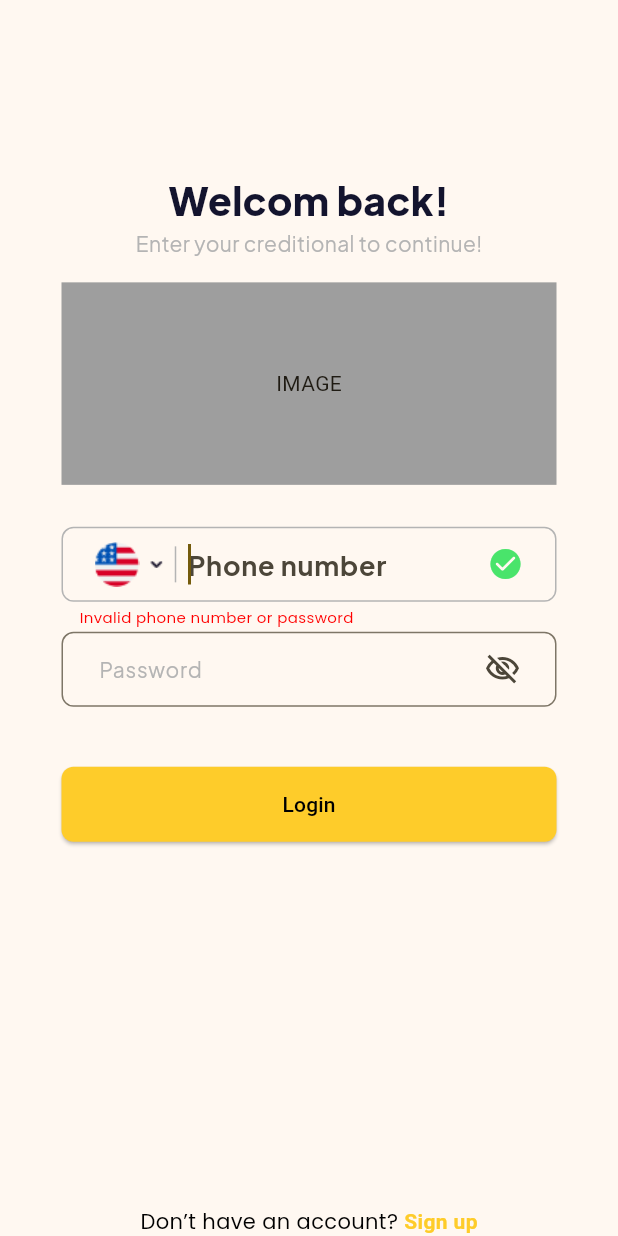
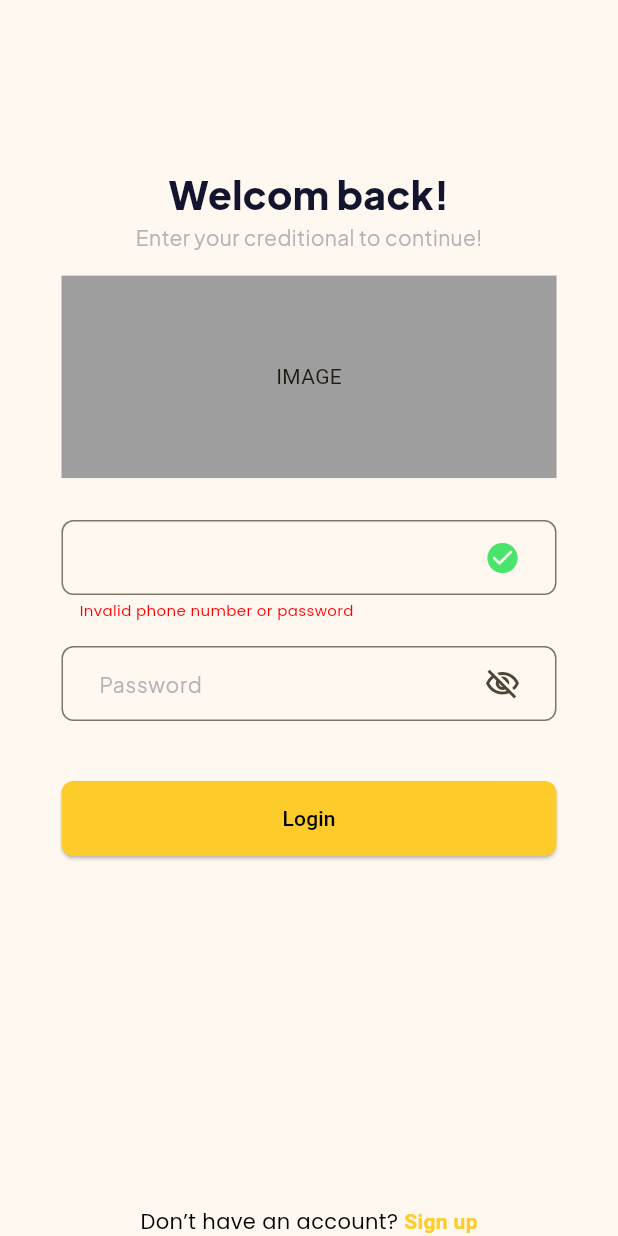
Before and after one commit to quiest2000/ride-book-app, a Flutter app: the screen it shows after launch, on a phone screen of 412 x 824 dp. Run offline on Flutter 3.47's test engine with Material 3 defaults, Android fonts, the phone set to English and light mode, and no system bars; our stand-ins replace flutter_svg, lottie.

Commit message:
refactor: extract input_field 2

```diff
--- a/lib/input_field.dart
+++ b/lib/input_field.dart
@@ -3,13 +3,13 @@ import 'package:flutter/material.dart';
 class InputField extends StatelessWidget {
   const InputField({
     super.key,
-    required this.iconData,
+    required this.icon,
     required this.isShowPassword,
     required this.onIconPressed,
     required this.labelText,
   });
 
-  final IconData iconData;
+  final Icon icon;
   final bool isShowPassword;
   final String labelText;
 
@@ -44,7 +44,7 @@ class InputField extends StatelessWidget {
         suffixIcon: Padding(
           padding: const EdgeInsets.only(right: 12, top: 5, bottom: 5),
           child: IconButton(
-            icon: Icon(iconData),
+            icon: icon,
             onPressed: onIconPressed,
           ),
         ),
--- a/lib/login_page.dart
+++ b/lib/login_page.dart
@@ -55,6 +55,9 @@ class _LoginPageState extends State<LoginPage> {
                 height: 28,
               ),
               const PhoneSection(),
+              const SizedBox(
+                height: 14,
+              ),
               const PasswordSection(),
               const SizedBox(
                 height: 40,
@@ -88,6 +91,7 @@ class _LoginPageState extends State<LoginPage> {
     );
   }
 }
+
 class SignupSection extends StatelessWidget {
   const SignupSection({super.key});
 
--- a/lib/password_section.dart
+++ b/lib/password_section.dart
@@ -19,7 +19,7 @@ class _PasswordSectionState extends State<PasswordSection> {
       width: 330,
       height: 50,
       child: InputField(
-        iconData: iconData,
+        icon: Icon(iconData),
         isShowPassword: isShowPassword,
         labelText: 'Password',
         onIconPressed: () {
--- a/lib/phone_section.dart
+++ b/lib/phone_section.dart
@@ -1,4 +1,5 @@
 import 'package:flutter/material.dart';
+import 'package:ride_book_app/input_field.dart';
 
 class PhoneSection extends StatelessWidget {
   const PhoneSection({super.key});
@@ -9,61 +10,23 @@ class PhoneSection extends StatelessWidget {
     const double errorTextSize = 10;
     const double errorTextHeigh = 2;
 
-    return Column(
+    return const Column(
       crossAxisAlignment: CrossAxisAlignment.start,
       children: [
-        Container(
+        SizedBox(
           width: 330,
           height: 50,
-          decoration: BoxDecoration(
-            borderRadius: BorderRadius.circular(8),
-            border: Border.all(
-              color: const Color(0xffb4b4b4),
+          child: InputField(
+            icon: Icon(
+              Icons.check_circle_rounded,
+              color: Color(0xff49E46B),
             ),
-          ),
-          child: Padding(
-            padding: const EdgeInsets.only(left: 21, right: 21),
-            child: Row(
-              mainAxisAlignment: MainAxisAlignment.start,
-              children: [
-                Image.asset('assets/united-states.png', width: 30, height: 30),
-                const SizedBox(width: spaceSize),
-                Image.asset(
-                  'assets/arrow-down.png',
-                ),
-                const SizedBox(width: spaceSize),
-                const VerticalDivider(
-                  color: Color(0xffb4b4b4),
-                  width: 2,
-                  indent: 12,
-                  endIndent: 12,
-                ),
-                const SizedBox(width: spaceSize),
-                Expanded(
-                  child: TextField(
-                    autofocus: true,
-                    controller: TextEditingController(),
-                    decoration: const InputDecoration(
-                      hintText: 'Phone number',
-                      border: InputBorder.none,
-                    ),
-                    style: const TextStyle(
-                      fontFamily: 'PlusJakartaSans',
-                      fontSize: 18,
-                      fontWeight: FontWeight.w700, // 700 extra bold
-                      color: Color(0xff13142e),
-                    ),
-                  ),
-                ),
-                const Icon(
-                  Icons.check_circle_rounded,
-                  color: Color(0xff49E46B),
-                ),
-              ],
-            ),
+            isShowPassword: false,
+            labelText: '',
+            onIconPressed: null,
           ),
         ),
-        const Padding(
+        Padding(
           padding: EdgeInsets.only(left: 12),
           child: SizedBox(
             // must be wrapped by SizedBox to preserved the height
```
